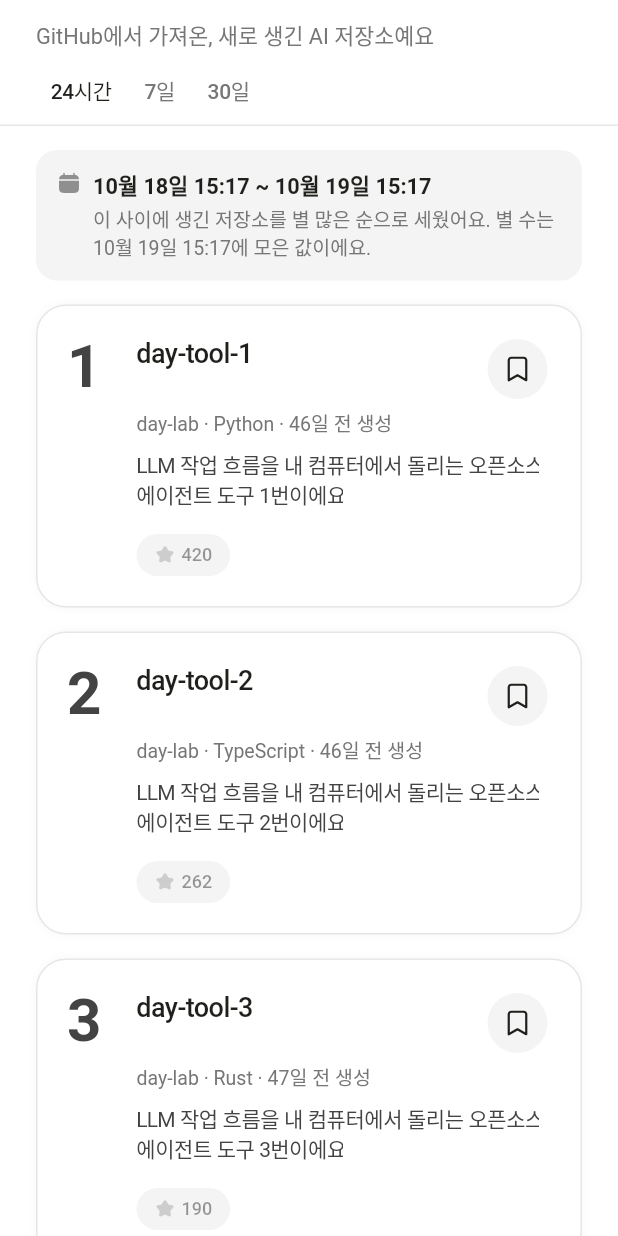
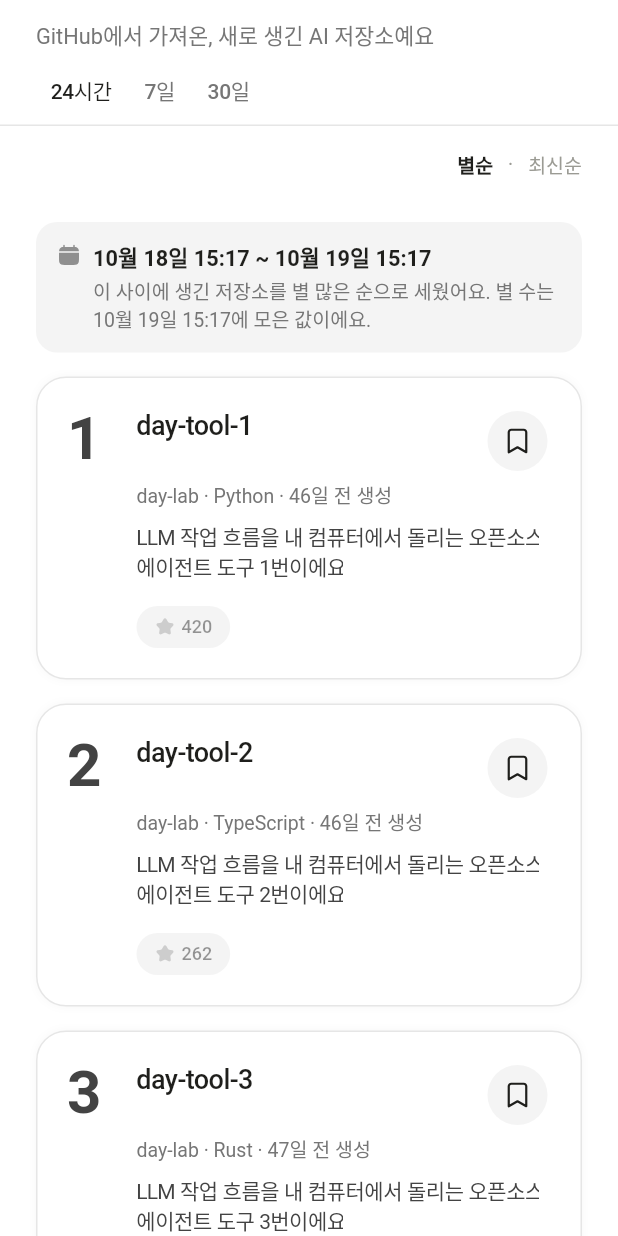
Before and after one commit to BapSangE/ROOTGIST, a Flutter app: the GithubRankingsSection widget shown alone on an empty page, opened directly, on a phone screen of 412 x 824 dp. Run offline on Flutter 3.47's test engine with Material 3 defaults, Android fonts, the phone set to English and light mode, and no system bars; our stand-ins replace flutter_svg, go_router, share_plus, shared_preferences; missing offline and left inert: posthog_flutter; accounts and stored records are empty; Roboto replaces fonts that are missing (Pretendard); project files that could hold a hidden picture were left out.

Commit message:
도구 › GitHub에 「별순 · 최신순」 정렬, 정렬 줄은 커뮤니티 X와 같은 위젯(ExploreSortRow)으로
- 최신순은 받아 둔 순위 안에서 생긴 시각 순. 순서와 안 맞는 순위 번호는 숨기고 기간 안내도 정렬에 맞춘다
- 기간을 바꿔도 고른 정렬은 그대로. 정렬 함수(newestFirst)는 따로 테스트(픽스처는 순위 순서와 생긴 순서가 같아 화면 테스트로는 못 잡는다)
- 짧은 글자(「별순」)가 가운데 떠서 「·」와 사이가 벌어지던 것을 좌우 여백으로
- 수집 낱말 안내를 새 낱말 묶음에 맞게

Co-Authored-By: Claude Opus 5.5 <noreply@anthropic.com>

```diff
--- a/lib/data/repository.dart
+++ b/lib/data/repository.dart
@@ -195,4 +195,5 @@ final newsTab = ValueNotifier(0); // 소식 칸의 발표(0) | 업데이트(1) |
 final hotTab = ValueNotifier(0); // 커뮤니티의 Hacker News(0) | X(1). 둘 다 옆으로 밀기 자리(2026-11-13)
 final xSortByLikes = ValueNotifier(false); // 커뮤니티 X: 최신순(false) | 좋아요순(true)
 final toolsTab = ValueNotifier(0); // 도구 칸의 트렌딩 모델(0) | 새 모델(1) | GitHub(2)
+final githubNewest = ValueNotifier(false); // GitHub 칸: 별순(false) | 최신순(true). 기간을 바꿔도 그대로
 final githubPeriod = ValueNotifier(0); // GitHub 칩의 오늘(0) | 이번 주(1) | 이번 달(2). 옆으로 밀기 자리는 아니다
--- a/lib/features/explore/date_groups.dart
+++ b/lib/features/explore/date_groups.dart
@@ -671,3 +671,60 @@ class ExploreTextFilters extends StatelessWidget {
     ),
   );
 }
+
+// 목록 정렬: 칩 줄 아래 오른쪽에 「최신순 · 좋아요순」처럼 글자 두세 개(커뮤니티 X, 도구 › GitHub).
+// 고른 쪽만 진하게, 색은 150ms로 바뀐다(동작 줄이기면 바로). 글자는 작아도 누르는 자리는 44pt.
+class ExploreSortRow extends StatelessWidget {
+  const ExploreSortRow({super.key, required this.labels, required this.selected, required this.onPick});
+  final List<String> labels;
+  final int selected;
+  final ValueChanged<int> onPick;
+
+  @override
+  Widget build(BuildContext context) {
+    Widget option(int i) {
+      final on = i == selected;
+      return Semantics(
+        button: true,
+        selected: on,
+        child: RgPressable(
+          onTap: () {
+            if (on) return;
+            HapticFeedback.selectionClick();
+            onPick(i);
+          },
+          child: Container(
+            // 가로는 최소 폭 대신 좌우 여백으로 44pt를 채운다(「별순」처럼 짧은 글자가 가운데 떠서 「·」와 사이가 벌어졌다)
+            constraints: const BoxConstraints(minHeight: RgSpace.minTouch),
+            padding: const EdgeInsets.symmetric(horizontal: RgSpace.s10),
+            alignment: Alignment.center,
+            child: AnimatedDefaultTextStyle(
+              duration: RgMotion.of(context, RgMotion.fast),
+              curve: RgMotion.curve,
+              style: RgText.caption.copyWith(
+                fontWeight: on ? FontWeight.w600 : FontWeight.w400,
+                color: on ? RgColors.textPrimary : RgColors.textTertiary,
+              ),
+              child: Text(labels[i]),
+            ),
+          ),
+        ),
+      );
+    }
+
+    return ChromeTextScale(
+      child: Padding(
+        padding: const EdgeInsets.fromLTRB(RgSpace.gutterText, RgSpace.s4, RgSpace.gutterText - RgSpace.s10, 0),
+        child: Row(
+          mainAxisAlignment: MainAxisAlignment.end,
+          children: [
+            for (var i = 0; i < labels.length; i++) ...[
+              if (i > 0) ExcludeSemantics(child: Text('·', style: RgText.caption.copyWith(color: RgColors.textTertiary))),
+              option(i),
+            ],
+          ],
+        ),
+      ),
+    );
+  }
+}
--- a/lib/features/explore/github_rankings.dart
+++ b/lib/features/explore/github_rankings.dart
@@ -44,13 +44,16 @@ class _GithubRankingsSectionState extends State<GithubRankingsSection> {
   @override
   Widget build(BuildContext context) {
     return ListenableBuilder(
-      listenable: _req,
+      listenable: Listenable.merge([_req, githubNewest]),
       builder: (context, _) => FutureBuilder(
         future: _req.future,
         initialData: _last,
         builder: (context, snap) {
           final data = snap.data;
           final period = data?.periods[githubPeriods[_period]];
+          // 최신순(2026-11-13): 받아 둔 순위 안에서 생긴 시각 순. 순위 번호는 순서와 안 맞아 숨긴다(카드에 「N일 전 생성」이 있다)
+          final newest = githubNewest.value;
+          final repos = newest ? newestFirst(period?.repos ?? const []) : [...?period?.repos];
           return ListView(
             padding: const EdgeInsets.only(bottom: RgSpace.bottomScrollInset),
             children: [
@@ -60,8 +63,10 @@ class _GithubRankingsSectionState extends State<GithubRankingsSection> {
                 selected: _period,
                 onTap: (i) => setState(() => _period = githubPeriod.value = i),
               ),
+              if (repos.length > 1)
+                ExploreSortRow(labels: const ['별순', '최신순'], selected: newest ? 1 : 0, onPick: (i) => githubNewest.value = i == 1),
               RgFilterSwitch(
-                switchKey: _period,
+                switchKey: (_period, newest),
                 child: Column(
                   crossAxisAlignment: CrossAxisAlignment.stretch,
                   children: [
@@ -73,7 +78,7 @@ class _GithubRankingsSectionState extends State<GithubRankingsSection> {
                         child: Padding(padding: EdgeInsets.only(top: RgSpace.s20), child: RgSkeletonRows(count: 5)),
                       )
                     else ...[
-                      if (period != null) PeriodNote(period: period, collectedAt: data!.collectedAt),
+                      if (period != null) PeriodNote(period: period, collectedAt: data!.collectedAt, newest: newest),
                       if (period == null || period.repos.isEmpty)
                         Padding(
                           padding: const EdgeInsets.fromLTRB(RgSpace.gutterText, RgSpace.s24, RgSpace.gutterText, 0),
@@ -88,7 +93,7 @@ class _GithubRankingsSectionState extends State<GithubRankingsSection> {
                           child: Column(
                             crossAxisAlignment: CrossAxisAlignment.stretch,
                             spacing: RgSpace.s16,
-                            children: [for (final r in period.repos) GithubRepoCard(repo: r, now: clock())],
+                            children: [for (final r in repos) GithubRepoCard(repo: r, now: clock(), showRank: !newest)],
                           ),
                         ),
                       Padding(
@@ -103,7 +108,7 @@ class _GithubRankingsSectionState extends State<GithubRankingsSection> {
                             ),
                             Expanded(
                               child: KeepAllText(
-                                '이름·설명·주제에 llm·agent·ai·claude·mcp가 들어간 저장소를 모았어요. 링크 모음, 거의 빈 저장소, 포크 없이 별만 많은 저장소, 광고·치트 저장소는 뺐어요. '
+                                '이름·설명·주제에 llm·agent·ai·claude·mcp·gpt·codex·rag 같은 낱말이 들어간 저장소를 모았어요. 링크 모음, 거의 빈 저장소, 포크 없이 별만 많은 저장소, 광고·치트 저장소는 뺐어요. '
                                 '설명은 AI가 옮긴 것이고, 도구를 검증한 결과가 아니에요.',
                                 perSentence: true,
                                 style: RgText.caption.copyWith(color: RgColors.textSecondary),
@@ -124,13 +129,20 @@ class _GithubRankingsSectionState extends State<GithubRankingsSection> {
   }
 }
 
+// 최신순: 생긴 시각이 늦은 것부터. 생긴 시각을 모르면 맨 뒤, 같으면 순위 순
+List<GithubRepo> newestFirst(List<GithubRepo> repos) => [...repos]..sort((a, b) {
+  final c = (b.createdAt ?? DateTime(0)).compareTo(a.createdAt ?? DateTime(0));
+  return c != 0 ? c : a.rank.compareTo(b.rank);
+});
+
 // 「11월 3일 15:17 ~ 11월 10일 15:17 사이에 생긴 저장소」 + 「별 많은 순 · 11월 10일 15:17 기준」
 String periodRange(GithubPeriod p) => '${kstDateTime(p.start)} ~ ${kstDateTime(p.end)}';
 
 class PeriodNote extends StatelessWidget {
-  const PeriodNote({super.key, required this.period, this.collectedAt});
+  const PeriodNote({super.key, required this.period, this.collectedAt, this.newest = false});
   final GithubPeriod period;
   final DateTime? collectedAt;
+  final bool newest; // 최신순으로 보는 중
 
   @override
   Widget build(BuildContext context) {
@@ -158,7 +170,9 @@ class PeriodNote extends StatelessWidget {
                   ),
                   KeepAllText(
                     // 7일·30일은 별 총합만 보면 기간 초반 저장소가 늘 위라, 별이 비슷하면 최근에 생긴 쪽을 위로(worker gh_rankings)
-                    period.end.difference(period.start) <= const Duration(hours: 25)
+                    newest
+                        ? '이 사이에 생긴 저장소 중 순위에 든 곳을 최근에 생긴 순으로 보여 줘요. 별 수는 ${kstDateTime(collectedAt ?? period.end)}에 모은 값이에요.'
+                        : period.end.difference(period.start) <= const Duration(hours: 25)
                         ? '이 사이에 생긴 저장소를 별 많은 순으로 세웠어요. 별 수는 ${kstDateTime(collectedAt ?? period.end)}에 모은 값이에요.'
                         : '이 사이에 생긴 저장소를 별 수와 생긴 시기로 세웠어요. 별이 비슷하면 최근에 생긴 쪽이 위예요. 별 수는 ${kstDateTime(collectedAt ?? period.end)}에 모은 값이에요.',
                     style: RgText.caption.copyWith(color: RgColors.textSecondary),
@@ -193,9 +207,10 @@ void openRepo(BuildContext context, GithubRepo r) {
 
 // 순위 카드: 모델 칸 트렌딩 카드와 같은 틀(순위 칸 폭 고정 30/46 → 이름 시작점이 맞는다)
 class GithubRepoCard extends StatelessWidget {
-  const GithubRepoCard({super.key, required this.repo, required this.now});
+  const GithubRepoCard({super.key, required this.repo, required this.now, this.showRank = true});
   final GithubRepo repo;
   final DateTime now;
+  final bool showRank; // 최신순이면 순위 번호를 숨긴다(번호가 뒤섞여 보인다)
 
   @override
   Widget build(BuildContext context) {
@@ -211,7 +226,7 @@ class GithubRepoCard extends StatelessWidget {
           crossAxisAlignment: CrossAxisAlignment.start,
           spacing: RgSpace.s16,
           children: [
-            SizedBox(
+            if (showRank) SizedBox(
               width: r.rank < 10 ? 30 : 46,
               child: Semantics(
                 label: '${r.rank}위',
```
Also changed, not shown: lib/features/explore/official_news.dart (+1 -56 lines), 1 other file.
